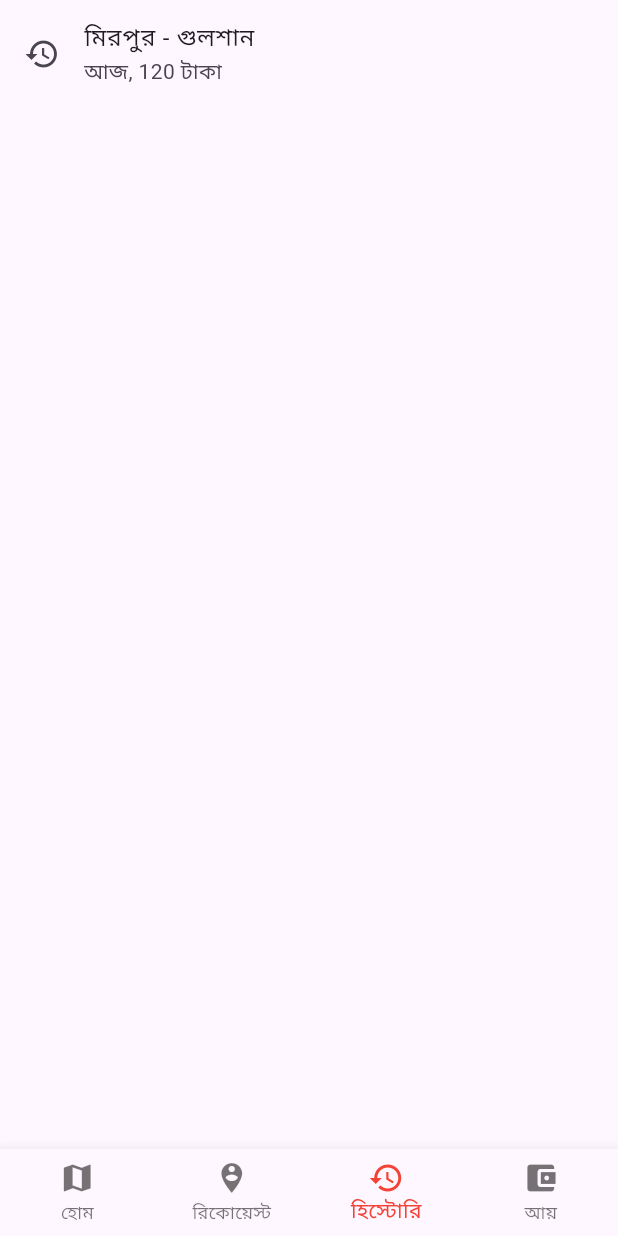
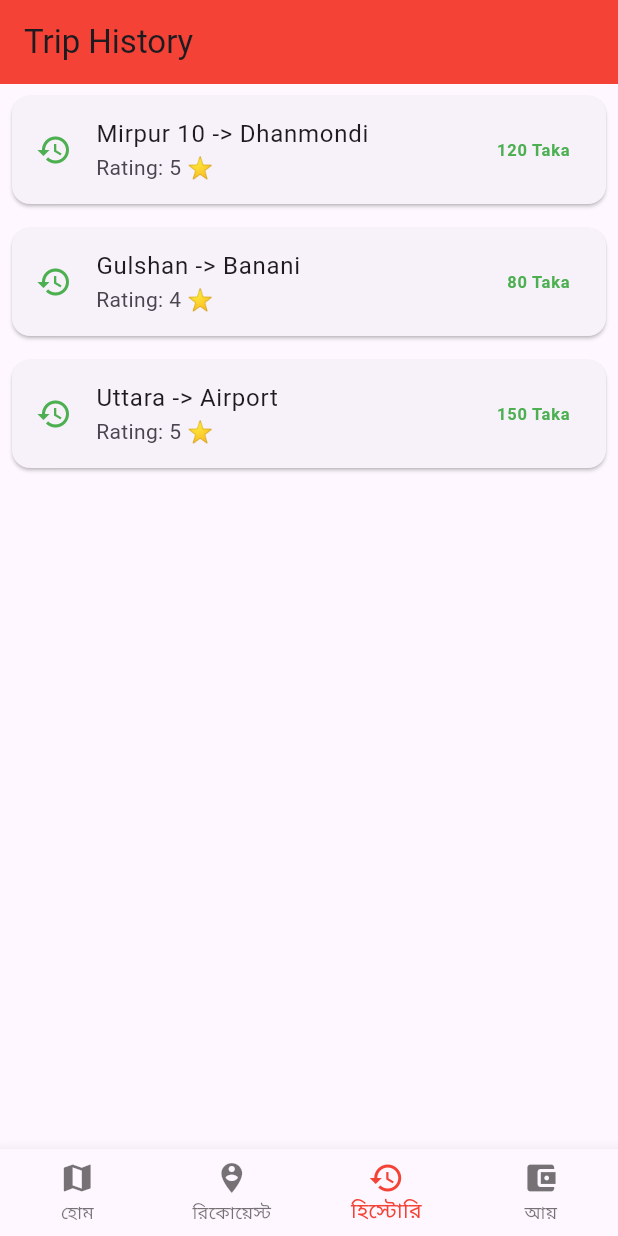
Before and after one commit to hridoy978121-a11y/sofor_driver, a Flutter app: the screen it shows after launch, item 3 of the bottom bar chosen, on a phone screen of 412 x 824 dp. Run offline on Flutter 3.47's test engine with Material 3 defaults, Android fonts, the phone set to English and light mode, and no system bars; our stand-ins replace cloud_firestore, firebase_auth, firebase_core, flutter_tts, geolocator, google_maps_flutter and 1 more; accounts and stored records are empty.

Commit message:
4 bottom pages complete - home request history income

```diff
--- a/lib/screens/driver_home.dart
+++ b/lib/screens/driver_home.dart
@@ -2,6 +2,7 @@ import 'package:flutter/material.dart';
 import 'package:google_maps_flutter/google_maps_flutter.dart';
 import 'package:flutter/foundation.dart' show kIsWeb;
 import 'trip/trip_running.dart';
+import 'trip/history_screen.dart'; // <-- EITA ADD KORLAM
 
 class DriverHome extends StatefulWidget {
   const DriverHome({super.key});
@@ -37,7 +38,7 @@ class _DriverHomeState extends State<DriverHome> {
     Widget mapPage = Stack(
       children: [
         kIsWeb
-           ? Container(
+          ? Container(
                 color: Colors.grey[300],
                 child: const Center(child: Text("Map Android Phone e dekhabe")),
               )
@@ -71,7 +72,7 @@ class _DriverHomeState extends State<DriverHome> {
                   Expanded(
                     child: ElevatedButton(
                       style: ElevatedButton.styleFrom(backgroundColor: Colors.green),
-                      onPressed: acceptTrip, // <-- EKHANE FIX KORCHI
+                      onPressed: acceptTrip,
                       child: const Text("ACCEPT", style: TextStyle(color: Colors.white)),
                     ),
                   ),
@@ -83,11 +84,9 @@ class _DriverHomeState extends State<DriverHome> {
       ),
     );
 
-    Widget historyPage = const Column(
-      children: [
-        ListTile(leading: Icon(Icons.history), title: Text("মিরপুর - গুলশান"), subtitle: Text("আজ, 120 টাকা")),
-      ],
-    );
+    // --- EKHANE FIX KORLAM ---
+    Widget historyPage = const HistoryScreen(); // Age Column chilo, ekhon HistoryScreen
+    // -------------------------
 
     Widget takaPage = Padding(
       padding: const EdgeInsets.all(20),
--- /dev/null
+++ b/lib/screens/trip/history_screen.dart
@@ -0,0 +1,31 @@
+import 'package:flutter/material.dart';
+
+class HistoryScreen extends StatelessWidget {
+  const HistoryScreen({super.key});
+  @override
+  Widget build(BuildContext context) {
+    final trips = [
+      {"from": "Mirpur 10", "to": "Dhanmondi", "fare": 120, "rating": 5},
+      {"from": "Gulshan", "to": "Banani", "fare": 80, "rating": 4},
+      {"from": "Uttara", "to": "Airport", "fare": 150, "rating": 5},
+    ];
+    return Scaffold(
+      appBar: AppBar(title: const Text("Trip History"), backgroundColor: Colors.red),
+      body: ListView.builder(
+        itemCount: trips.length,
+        itemBuilder: (context, i) {
+          final t = trips[i];
+          return Card(
+            margin: const EdgeInsets.all(8),
+            child: ListTile(
+              leading: const Icon(Icons.history, color: Colors.green),
+              title: Text("${t['from']} -> ${t['to']}"),
+              subtitle: Text("Rating: ${t['rating']} ⭐"),
+              trailing: Text("${t['fare']} Taka", style: const TextStyle(fontWeight: FontWeight.bold, color: Colors.green)),
+            ),
+          );
+        },
+      ),
+    );
+  }
+}
```
Also changed, not shown: lib/screens/trip/finish_screen.dart (+18 -9 lines), lib/screens/trip/rating_screen.dart (added, +51 -0 lines).
